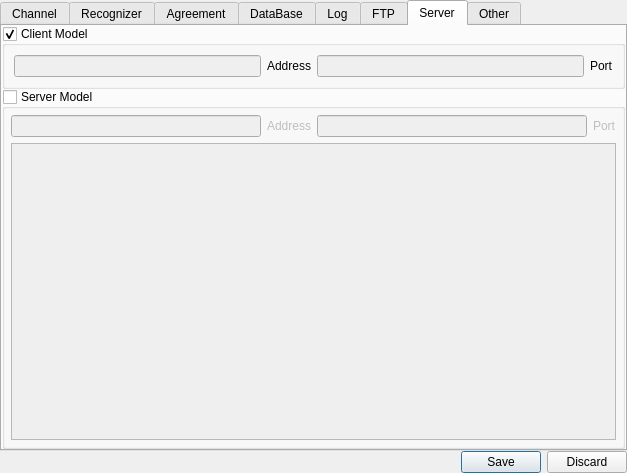
This is MainUI/systemsettingwidget.ui in 519984307/Container_20191221 as Qt 5 draws it before an edit. The edited form follows.
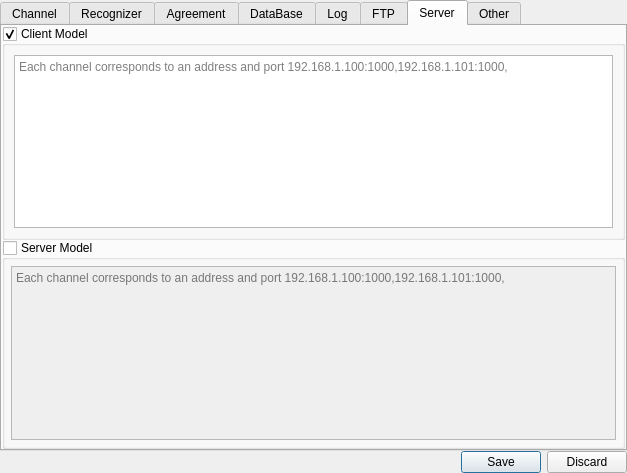
This is the edited form. The open tabs and pages were chosen to show the change.

Diff of the .ui file:
```diff
--- a/MainUI/systemsettingwidget.ui
+++ b/MainUI/systemsettingwidget.ui
@@ -916,41 +916,12 @@
           <bool>true</bool>
          </property>
          <layout class="QGridLayout" name="gridLayout_23">
-          <item row="0" column="0">
-           <layout class="QHBoxLayout" name="horizontalLayout_4">
-            <item>
-             <widget class="QLineEdit" name="ClientIP_2">
-              <property name="enabled">
-               <bool>false</bool>
-              </property>
-             </widget>
-            </item>
-            <item>
-             <widget class="QLabel" name="label_29">
-              <property name="text">
-               <string>Address</string>
-              </property>
-             </widget>
-            </item>
-           </layout>
-          </item>
-          <item row="0" column="1">
-           <layout class="QHBoxLayout" name="horizontalLayout_5">
-            <item>
-             <widget class="QLineEdit" name="ClientPort_2">
-              <property name="enabled">
-               <bool>false</bool>
-              </property>
-             </widget>
-            </item>
-            <item>
-             <widget class="QLabel" name="label_30">
-              <property name="text">
-               <string>Port</string>
-              </property>
-             </widget>
-            </item>
-           </layout>
+          <item row="0" column="0" colspan="2">
+           <widget class="QTextEdit" name="ClientIP">
+            <property name="placeholderText">
+             <string>Each channel corresponds to an address and port 192.168.1.100:1000,192.168.1.101:1000,</string>
+            </property>
+           </widget>
           </item>
          </layout>
         </widget>
@@ -982,44 +953,12 @@
           <property name="spacing">
            <number>6</number>
           </property>
-          <item row="0" column="1">
-           <layout class="QHBoxLayout" name="horizontalLayout_7">
-            <item>
-             <widget class="QLineEdit" name="ClientPort_3">
-              <property name="enabled">
-               <bool>false</bool>
-              </property>
-             </widget>
-            </item>
-            <item>
-             <widget class="QLabel" name="label_31">
-              <property name="text">
-               <string>Port</string>
-              </property>
-             </widget>
-            </item>
-           </layout>
-          </item>
-          <item row="0" column="0">
-           <layout class="QHBoxLayout" name="horizontalLayout_6">
-            <item>
-             <widget class="QLineEdit" name="ClientIP_3">
-              <property name="enabled">
-               <bool>false</bool>
-              </property>
-             </widget>
-            </item>
-            <item>
-             <widget class="QLabel" name="label_32">
-              <property name="text">
-               <string>Address</string>
-              </property>
-             </widget>
-            </item>
-           </layout>
-          </item>
-          <item row="1" column="0" colspan="2">
-           <widget class="QTextEdit" name="textEdit"/>
+          <item row="0" column="0" colspan="2">
+           <widget class="QTextEdit" name="ServerIP">
+            <property name="placeholderText">
+             <string>Each channel corresponds to an address and port 192.168.1.100:1000,192.168.1.101:1000,</string>
+            </property>
+           </widget>
           </item>
          </layout>
         </widget>
```
Left out of the diff: 53 changed lines with no effect on the pictures. Lines whose indentation alone changed are shown as unchanged.
